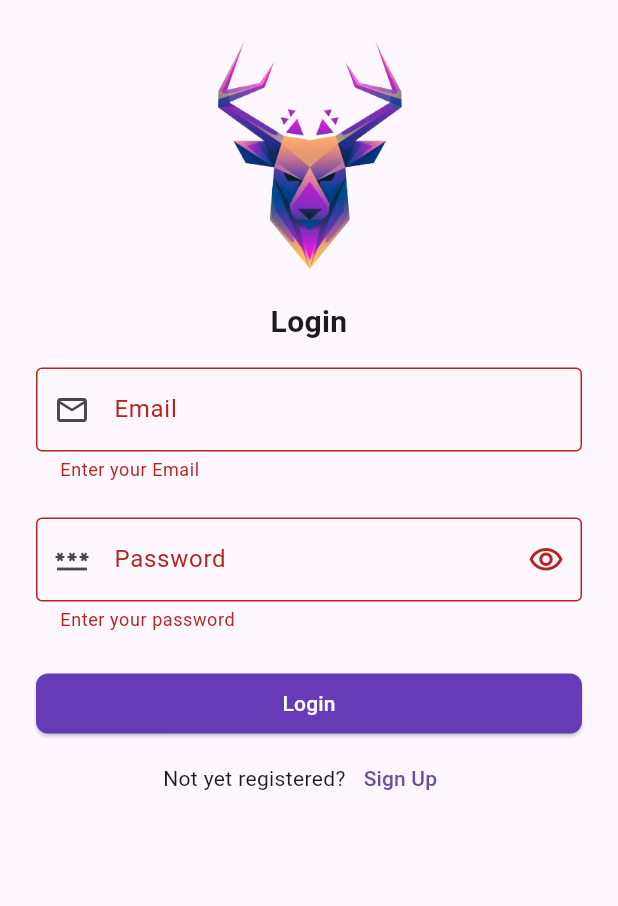
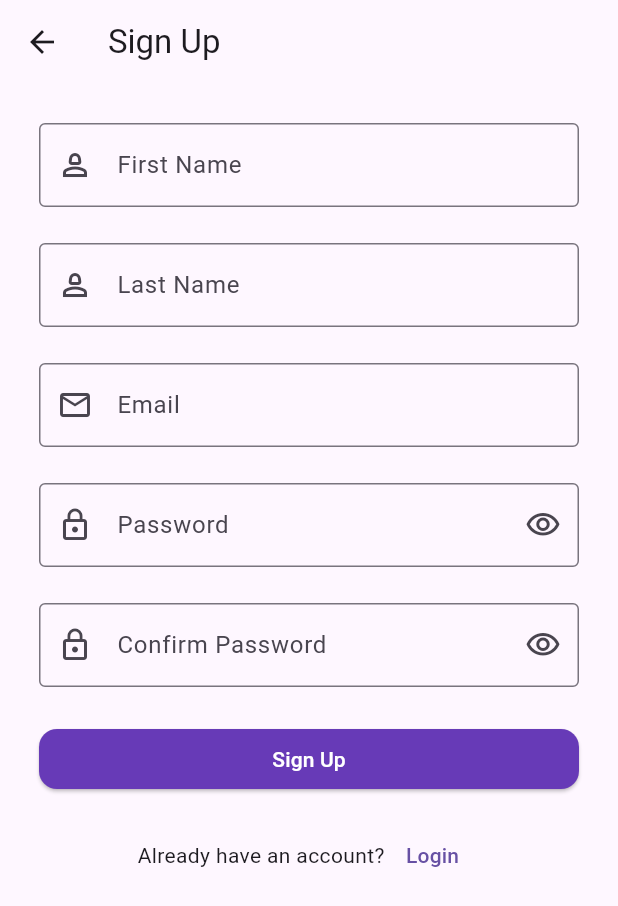
Before and after one commit to ariamkidanemariam/flutter_projectss, a Flutter app: the screen it shows after launch, after a tap on "Login", after a tap on "Sign Up", on a phone screen of 412 x 824 dp. Shown: the top 906 px of the screen. Run offline on Flutter 3.47's test engine with Material 3 defaults, Android fonts, the phone set to English and light mode, and no system bars.

```diff
--- a/kicks/lib/Screens/login_screen.dart
+++ b/kicks/lib/Screens/login_screen.dart
@@ -1,4 +1,5 @@
 import 'package:flutter/material.dart';
+import 'signup_screen.dart';
 
 class LoginScreen extends StatefulWidget {
   const LoginScreen({super.key});
@@ -13,7 +14,7 @@ class _LoginScreenState extends State<LoginScreen> {
   final _loginFormKey = GlobalKey<FormState>();
   final _emailController = TextEditingController();
   final _passwordController = TextEditingController();
-  bool _hidepassword = true;
+  bool _hidePassword = true;
 
   @override
   Widget build(BuildContext context) {
@@ -28,14 +29,15 @@ class _LoginScreenState extends State<LoginScreen> {
               children: [
                 Image.asset("assets/images/logo.png", width: 160, height: 160),
 
-                SizedBox(height: 16),
+                SizedBox(height: 30),
+
                 Text(
                   'Login',
                   style: TextStyle(fontSize: 20, fontWeight: FontWeight.bold),
                   textAlign: TextAlign.center,
                 ),
 
-                SizedBox(height: 16),
+                SizedBox(height: 30),
 
                 TextFormField(
                   controller: _emailController,
@@ -46,53 +48,53 @@ class _LoginScreenState extends State<LoginScreen> {
                   ),
                   validator: (value) {
                     if (value == null || value.isEmpty) {
-                      return 'Enter your Email';
-                    }
-                    if (!value.contains('@')) {
-                      return 'Enter a valid Email';
+                      return 'Enter your email';
                     }
 
+                    if (!value.contains('@')) {
+                      return 'Enter a valid email';
+                    }
                     return null;
                   },
-
                   keyboardType: TextInputType.emailAddress,
                 ),
 
-                SizedBox(height: 24),
+                SizedBox(height: 30),
+
                 TextFormField(
                   controller: _passwordController,
                   decoration: InputDecoration(
-                    prefixIcon: Icon(Icons.password_outlined),
                     labelText: 'Password',
+                    prefixIcon: Icon(Icons.lock_outline),
                     border: OutlineInputBorder(),
                     suffixIcon: IconButton(
                       onPressed: () {
                         setState(() {
-                          _hidepassword = !_hidepassword;
+                          _hidePassword = !_hidePassword;
                         });
                       },
                       icon: Icon(
-                        _hidepassword
-                            ? Icons.visibility_outlined
+                        _hidePassword
+                             ? Icons.visibility_outlined
                             : Icons.visibility_off_outlined,
                       ),
                     ),
                   ),
                   validator: (value) {
                     if (value == null || value.isEmpty) {
-                      return 'Enter your password';
+                      return 'Enter your paswword';
                     }
                     return null;
                   },
+                  obscureText: _hidePassword,
+                ),
 
-                  obscureText: _hidepassword,
-                ),
-                SizedBox(height: 24),
+                SizedBox(height: 30),
 
                 ElevatedButton(
                   onPressed: () {
-                    if (_loginFormKey.currentState!.validate()){
-                      //perform login  & navigate to home screen
+                    if (_loginFormKey.currentState!.validate()) {
+                      //perfom login navigate to Homescreen
                     }
                   },
                   style: ElevatedButton.styleFrom(
@@ -101,18 +103,27 @@ class _LoginScreenState extends State<LoginScreen> {
                       borderRadius: BorderRadius.circular(8),
                     ),
                   ),
-
                   child: Text('Login', style: TextStyle(color: Colors.white)),
                 ),
 
-                SizedBox(height: 2),
+                SizedBox(height: 16),
 
                 Row(
                   mainAxisAlignment: MainAxisAlignment.center,
                   children: [
-                    Text("Not yet registered?"),
+                    Text('Not yet registered?'),
 
-                    TextButton(onPressed: () {}, child: Text("Sign Up")),
+                    TextButton(
+                      onPressed: () {
+                        Navigator.push(
+                          context,
+                          MaterialPageRoute(
+                            builder: (context) => const SignupScreen(),
+                          ),
+                        );
+                      },
+                      child: const Text('Sign Up'),
+                    ),
                   ],
                 ),
               ],
--- a/kicks/lib/Screens/signup_screen.dart
+++ b/kicks/lib/Screens/signup_screen.dart
@@ -0,0 +1,196 @@
+import 'package:flutter/material.dart';
+import 'package:kicks/Screens/login_screen.dart';
+
+class SignupScreen extends StatefulWidget {
+  const SignupScreen({super.key});
+
+  @override
+  State<StatefulWidget> createState() {
+    return _SignupScreenState();
+  }
+}
+
+class _SignupScreenState extends State<SignupScreen> {
+  final _signupFormKey = GlobalKey<FormState>();
+  final _firstNameController = TextEditingController();
+  final _lastNameController = TextEditingController();
+  final _emailController = TextEditingController();
+  final _passwordController = TextEditingController();
+  final _confirmPasswordController = TextEditingController();
+  bool _hidePassword = true;
+  bool _hideConfirmPassword = true;
+
+  @override
+  Widget build(BuildContext context) {
+    return Scaffold(
+      appBar: AppBar(title: Text('Sign Up')),
+      body: SafeArea(
+        child: SingleChildScrollView(
+          padding: EdgeInsets.all(26),
+          child: Form(
+            key: _signupFormKey,
+            child: Column(
+              crossAxisAlignment: CrossAxisAlignment.stretch,
+              children: [
+                TextFormField(
+                  controller: _firstNameController,
+                  decoration: InputDecoration(
+                    labelText: 'First Name',
+                    prefixIcon: Icon(Icons.person_2_outlined),
+                    border: OutlineInputBorder(),
+                  ),
+                  validator: (value) {
+                    if (value == null || value.isEmpty) {
+                      return 'Enter first name';
+                    }
+                    return null;
+                  },
+                ),
+
+                SizedBox(height: 24),
+
+                TextFormField(
+                  controller: _lastNameController,
+                  decoration: InputDecoration(
+                    labelText: 'Last Name',
+                    prefixIcon: Icon(Icons.person_2_outlined),
+                    border: OutlineInputBorder(),
+                  ),
+                  validator: (value) {
+                    if (value == null || value.isEmpty) {
+                      return 'Enter last name';
+                    }
+                    return null;
+                  },
+                ),
+
+                SizedBox(height: 24),
+
+                TextFormField(
+                  controller: _emailController,
+                  decoration: InputDecoration(
+                    prefixIcon: Icon(Icons.email_outlined),
+                    labelText: 'Email',
+                    border: OutlineInputBorder(),
+                  ),
+                  validator: (value) {
+                    if (value == null || value.isEmpty) {
+                      return 'Enter your email';
+                    }
+
+                    if (!value.contains('@')) {
+                      return 'Enter a valid email';
+                    }
+                    return null;
+                  },
+                  keyboardType: TextInputType.emailAddress,
+                ),
+
+                SizedBox(height: 24),
+
+                TextFormField(
+                  controller: _passwordController,
+                  decoration: InputDecoration(
+                    labelText: 'Password',
+                    prefixIcon: Icon(Icons.lock_outline),
+                    border: OutlineInputBorder(),
+                    suffixIcon: IconButton(
+                      onPressed: () {
+                        setState(() {
+                          _hidePassword = !_hidePassword;
+                        });
+                      },
+                      icon: Icon(
+                        _hidePassword
+                            ? Icons.visibility_outlined
+                            : Icons.visibility_off_outlined,
+                      ),
+                    ),
+                  ),
+                  validator: (value) {
+                    if (value == null || value.isEmpty) {
+                      return 'Enter valid paswword';
+                    }
+                    return null;
+                  },
+                  obscureText: _hidePassword,
+                ),
+
+                SizedBox(height: 24),
+
+                TextFormField(
+                  controller: _confirmPasswordController,
+                  decoration: InputDecoration(
+                    labelText: 'Confirm Password',
+                    prefixIcon: Icon(Icons.lock_outline),
+                    border: OutlineInputBorder(),
+                    suffixIcon: IconButton(
+                      onPressed: () {
+                        setState(() {
+                          _hideConfirmPassword = !_hideConfirmPassword;
+                        });
+                      },
+                      icon: Icon(
+                        _hideConfirmPassword
+                            ? Icons.visibility_outlined
+                            : Icons.visibility_off_outlined,
+                      ),
+                    ),
+                  ),
+                  validator: (value) {
+                    if (value == null || value.isEmpty) {
+                      return 'Enter valid password';
+                    }
+                    if (value != _passwordController.text) {
+                      return 'Passwords do not match';
+                    }
+                    return null;
+                  },
+                  obscureText: _hideConfirmPassword,
+                ),
+
+                SizedBox(height: 24),
+
+                ElevatedButton(
+                  onPressed: () {
+                    if (_signupFormKey.currentState!.validate()) {
+                      //Perfom Login Navigate to Homescreen
+                    }
+                  },
+                  style: ElevatedButton.styleFrom(
+                    backgroundColor: Colors.deepPurple,
+                    shape: RoundedRectangleBorder(
+                      borderRadius: BorderRadius.circular(12),
+                    ),
+                  ),
+                  child: Text('Sign Up', style: TextStyle(color: Colors.white)),
+                ),
+
+                SizedBox(height: 16),
+
+                Row(
+                  mainAxisAlignment: MainAxisAlignment.center,
+                  children: [
+                    Text('Already have an account?'),
+
+                    TextButton(
+                      onPressed: () {
+                        Navigator.push(
+                          context,
+                          MaterialPageRoute(
+                            builder: (context) => const LoginScreen(),
+                          ),
+                        );
+                      },
+                      child: const Text('Login'),
+                    ),
+                  ],
+                ),
+              ],
+            ),
+          ),
+        ),
+      ),
+    );
+  }
+}
--- a/kicks/lib/main.dart
+++ b/kicks/lib/main.dart
@@ -1,5 +1,6 @@
 import 'package:flutter/material.dart';
 import 'package:kicks/Screens/login_screen.dart';
+import 'package:kicks/Screens/signup_screen.dart';
 
 void main() {
   runApp(const MyApp());
@@ -8,11 +9,14 @@ void main() {
 class MyApp extends StatelessWidget {
   const MyApp({super.key});
 
- @override
+  @override
   Widget build(BuildContext context) {
     return MaterialApp(
-      home: LoginScreen(),
+      home: const LoginScreen(),
+      routes: {
+        '/login': (context) => const LoginScreen(),
+        '/signup': (context) => const SignupScreen(),
+      },
     );
   }
-
 }
```
